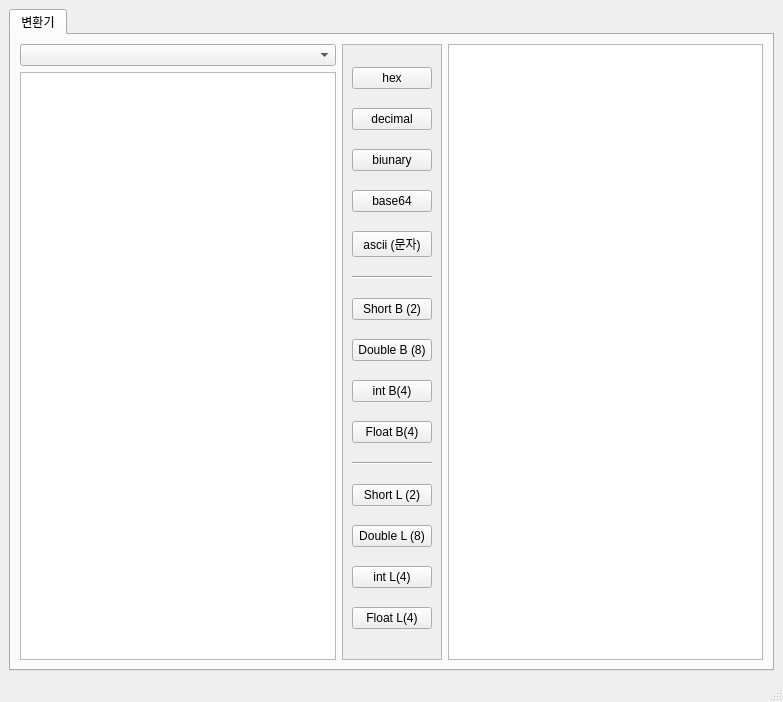
Qt form ui/utilty.ui (gusdnd3150/communication-gui) before a commit.
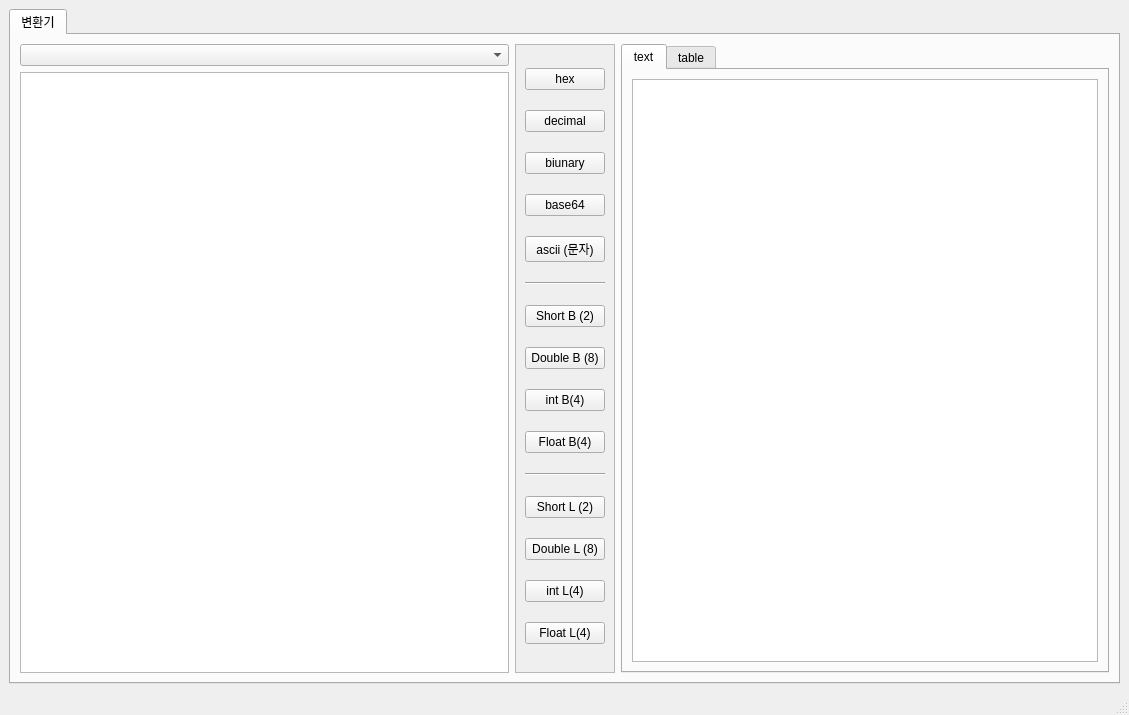
The same form after that commit.

Commit message: 유틸리티 데이터 파싱시 테이블 인덱스로도 표기 되도록 수정

```diff
--- a/ui/utilty.ui
+++ b/ui/utilty.ui
@@ -6,15 +6,15 @@
    <rect>
     <x>0</x>
     <y>0</y>
-    <width>783</width>
-    <height>702</height>
+    <width>1129</width>
+    <height>715</height>
    </rect>
   </property>
   <property name="windowTitle">
    <string>MainWindow</string>
   </property>
   <widget class="QWidget" name="centralwidget">
-   <layout class="QGridLayout" name="gridLayout_2">
+   <layout class="QGridLayout" name="gridLayout_3">
     <item row="0" column="0">
      <widget class="QTabWidget" name="tabWidget">
       <property name="currentIndex">
@@ -25,16 +25,7 @@
         <string>변환기</string>
        </attribute>
        <layout class="QGridLayout" name="gridLayout">
-        <item row="0" column="2" rowspan="2">
-         <widget class="QTextEdit" name="util_encode"/>
-        </item>
-        <item row="1" column="0">
-         <widget class="QTextEdit" name="util_text"/>
-        </item>
-        <item row="0" column="0">
-         <widget class="QComboBox" name="util_combo"/>
-        </item>
-        <item row="0" column="1" rowspan="2">
+        <item row="0" column="1" rowspan="3">
          <widget class="QScrollArea" name="scrollArea">
           <property name="sizePolicy">
            <sizepolicy hsizetype="Minimum" vsizetype="Expanding">
@@ -57,7 +48,7 @@
              <x>0</x>
              <y>0</y>
              <width>98</width>
-             <height>585</height>
+             <height>605</height>
             </rect>
            </property>
            <layout class="QVBoxLayout" name="verticalLayout">
@@ -173,6 +164,39 @@
           </widget>
          </widget>
         </item>
+        <item row="0" column="0">
+         <widget class="QComboBox" name="util_combo"/>
+        </item>
+        <item row="1" column="0" rowspan="2">
+         <widget class="QTextEdit" name="util_text"/>
+        </item>
+        <item row="0" column="2" rowspan="3">
+         <widget class="QTabWidget" name="tabWidget_2">
+          <property name="currentIndex">
+           <number>0</number>
+          </property>
+          <widget class="QWidget" name="text">
+           <attribute name="title">
+            <string>text</string>
+           </attribute>
+           <layout class="QGridLayout" name="gridLayout_2">
+            <item row="0" column="0">
+             <widget class="QTextEdit" name="util_encode"/>
+            </item>
+           </layout>
+          </widget>
+          <widget class="QWidget" name="tab_3">
+           <attribute name="title">
+            <string>table</string>
+           </attribute>
+           <layout class="QGridLayout" name="gridLayout_4">
+            <item row="0" column="0">
+             <widget class="QTableWidget" name="util_encode_table"/>
+            </item>
+           </layout>
+          </widget>
+         </widget>
+        </item>
        </layout>
       </widget>
      </widget>
```
Left out of the diff: 4 changed lines with no effect on the pictures. The commit also changes 2 other files.
